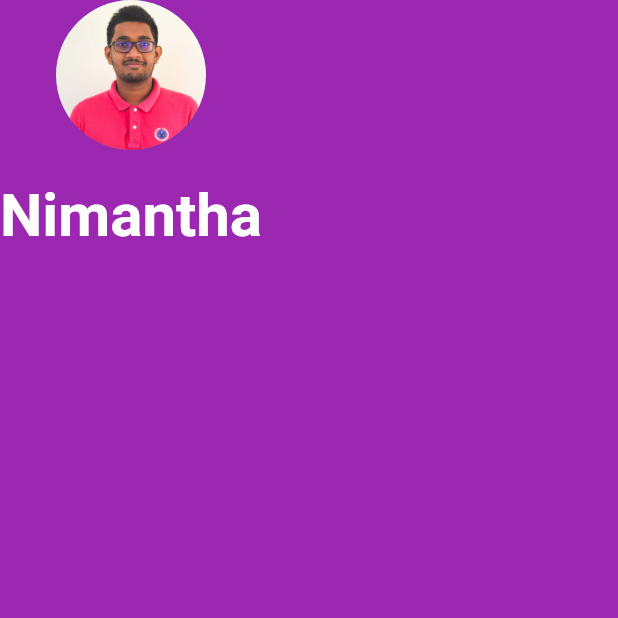
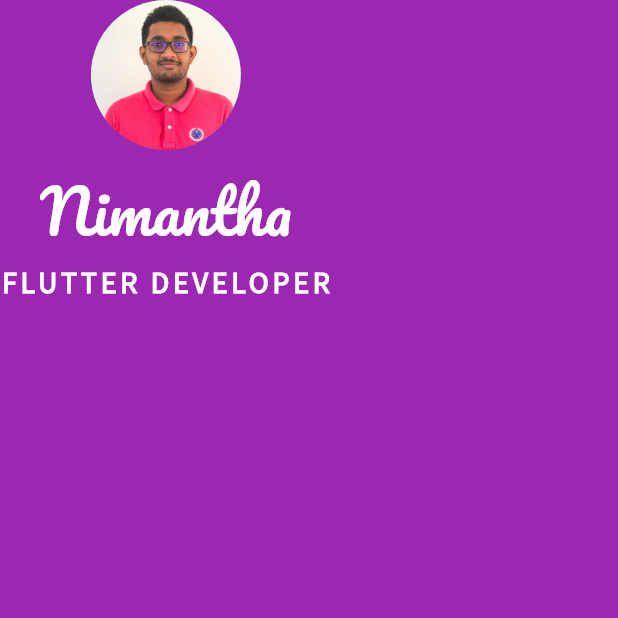
Before and after one commit to nixx49/mi_card_app_flutter, a Flutter app: the screen it shows after launch, on a phone screen of 412 x 824 dp, the top half of it. Run offline on Flutter 3.47's test engine with Material 2 defaults, Android fonts, the phone set to English and light mode, and no system bars.

Commit message:
Incorporate with custom fonts

```diff
--- a/lib/main.dart
+++ b/lib/main.dart
@@ -21,14 +21,24 @@
                 radius: 50,
                 backgroundImage: AssetImage("images/nimantha.jpg"),
               ),
-              SizedBox(height: 20,),
+              SizedBox(height: 5,),
               Text(
                 "Nimantha",
                  style: TextStyle(
+                   fontFamily: 'Pacifico',
                     fontSize: 40.0,
-                     fontWeight: FontWeight.bold,
+                     //fontWeight: FontWeight.bold,
                      color: Colors.white),
-              )
+              ),
+              Text(
+                "FLUTTER DEVELOPER",
+                style: TextStyle(
+                    fontFamily: 'Source Sans Pro',
+                    fontSize: 20.0,
+                    fontWeight: FontWeight.bold,
+                    color: Colors.white,
+                letterSpacing: 2.5),
+              ),
             ],
           ),
         ),
```
Also changed, not shown: pubspec.yaml (+10 -4 lines), fonts/Pacifico-Regular.ttf (added), fonts/SourceSansPro-Regular.ttf (added).
